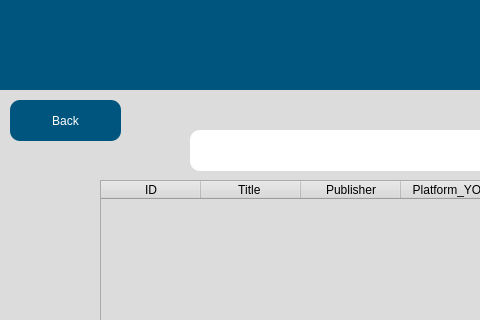
This is src/user_interface/English_searchDisplay.ui in eppenney/eBook-Perpetual-Access-Rights-Tracker as Qt 5 draws it before an edit; both pictures show x 0 to 480 and y 0 to 320 of the 1176 by 923 pixel window. The edited form follows.
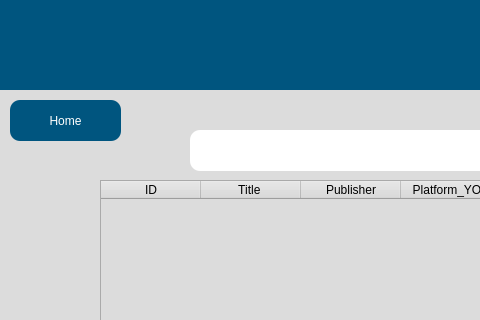
This is the edited form.

What changed in the file:
```diff
--- a/src/user_interface/English_searchDisplay.ui
+++ b/src/user_interface/English_searchDisplay.ui
@@ -53,7 +53,7 @@
         </string>
     </property>
     <property name="text">
-     <string>Back</string>
+     <string>Home</string>
     </property>
    </widget>
    <widget class="QWidget" name="widget_2" native="true">
```
